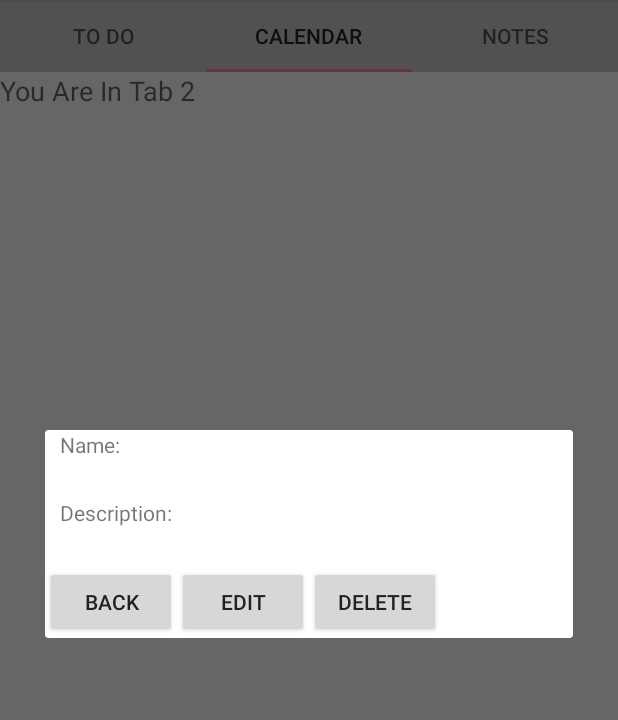
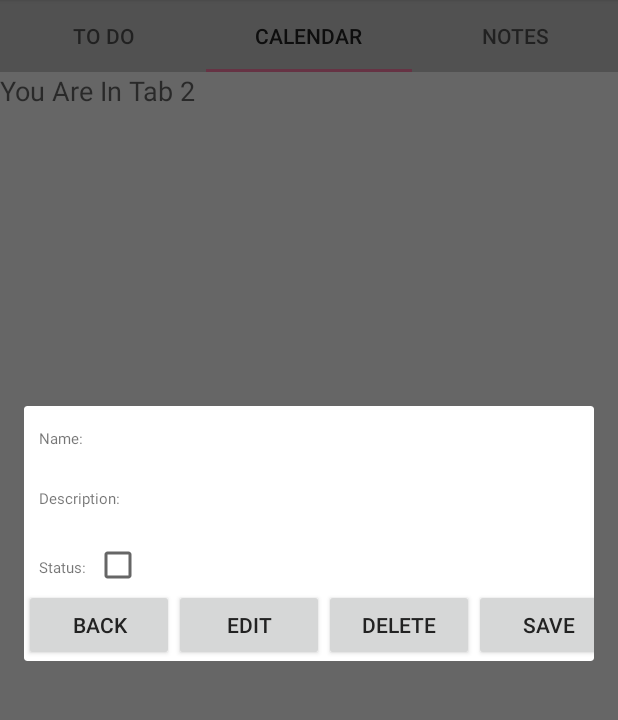
Before and after one commit to moniaS/Organizer, an Android app: the fragment TaskDetailsDialog placed in its activity, tab 2 chosen, on a phone screen of 412 x 824 dp, the part 84-804 px from its top. Run offline under Robolectric (Android 15) with nearby library versions, the phone set to English and light mode, and no system bars; 6 statements that could not run were skipped.

Commit message:
Dodanie możliwości edytowania wpisów, zapisywanie stanu checkboxa dla każdego zadania.

```diff
--- a/app/src/main/java/com/example/android/myapplication/Activity/MainActivity.java
+++ b/app/src/main/java/com/example/android/myapplication/Activity/MainActivity.java
@@ -20,11 +20,11 @@ import com.example.android.myapplication.Adapters.SampleFragmentPagerAdapter;
 
 public class MainActivity extends AppCompatActivity {
 
-    SampleFragmentPagerAdapter mPagerAdapter;
-    TabLayout mTabLayout;
-    ViewPager mViewPager;
-    Fragment tasksFragment;
-    public TaskDetailsDialog taskDetailsDialog;
+    private SampleFragmentPagerAdapter mPagerAdapter;
+    private TabLayout mTabLayout;
+    private ViewPager mViewPager;
+    private TasksFragment tasksFragment;
+    private TaskDetailsDialog taskDetailsDialog;
 
     @Override
     protected void onCreate(Bundle savedInstanceState) {
@@ -66,16 +66,20 @@ public class MainActivity extends AppCompatActivity {
                 Toast.makeText(this, "Settings selected", Toast.LENGTH_SHORT)
                         .show();
                 return true;
+            case R.id.action_clear_tasks:
+                tasksFragment = (TasksFragment) mViewPager.getAdapter().instantiateItem(mViewPager, mViewPager.getCurrentItem());
+                Toast.makeText(this, "Clearing selected", Toast.LENGTH_SHORT)
+                        .show();
+                tasksFragment.clearCompletedTasks();
+            return true;
             default:
                 break;
         }
         return false;
     }
 
-
-
     public void showEditDialog() {
-        tasksFragment = (Fragment) mViewPager.getAdapter().instantiateItem(mViewPager, mViewPager.getCurrentItem());
+        tasksFragment = (TasksFragment) mViewPager.getAdapter().instantiateItem(mViewPager, mViewPager.getCurrentItem());
         FragmentManager fm = getSupportFragmentManager();
         AddTaskDialog addingTaskDialog = new AddTaskDialog();
         addingTaskDialog.setTargetFragment(tasksFragment, 0 );
@@ -83,7 +87,7 @@ public class MainActivity extends AppCompatActivity {
     }
 
     public void showTaskDetailsDialog() {
-        tasksFragment = (Fragment) mViewPager.getAdapter().instantiateItem(mViewPager, mViewPager.getCurrentItem());
+        tasksFragment = (TasksFragment) mViewPager.getAdapter().instantiateItem(mViewPager, mViewPager.getCurrentItem());
         FragmentManager fm = getSupportFragmentManager();
         taskDetailsDialog = new TaskDetailsDialog();
         taskDetailsDialog.setTargetFragment(tasksFragment, 0);
--- a/app/src/main/java/com/example/android/myapplication/Adapters/SampleFragmentPagerAdapter.java
+++ b/app/src/main/java/com/example/android/myapplication/Adapters/SampleFragmentPagerAdapter.java
@@ -12,7 +12,6 @@ import com.example.android.myapplication.Fragments.TasksFragment;
 public class SampleFragmentPagerAdapter extends FragmentStatePagerAdapter {
     final int PAGE_COUNT = 3;
     private String tabTitles[] = new String[] { "To Do", "Calendar", "Notes" };
-    Fragment mCurrentFragment;
     private TasksFragment taskFragment;
     private CalendarFragment calendarFragment;
     private NotesFragment notesFragment;
--- a/app/src/main/java/com/example/android/myapplication/Adapters/TasksAdapter.java
+++ b/app/src/main/java/com/example/android/myapplication/Adapters/TasksAdapter.java
@@ -3,6 +3,7 @@ package com.example.android.myapplication.Adapters;
 import android.app.Activity;
 import android.content.Context;
 import android.graphics.Paint;
+import android.support.v4.app.Fragment;
 import android.view.LayoutInflater;
 import android.view.View;
 import android.view.ViewGroup;
@@ -12,6 +13,7 @@ import android.widget.CompoundButton;
 import android.widget.TextView;
 import android.widget.Toast;
 
+import com.example.android.myapplication.Fragments.TasksFragment;
 import com.example.android.myapplication.ObjectClasses.Task;
 import com.example.android.myapplication.R;
 
@@ -25,63 +27,70 @@ import java.util.List;
 public class TasksAdapter extends ArrayAdapter <Task> {
 
     private Activity context;
-    List <Task> tasks;
-    ViewHolder viewHolder;
-    int isSelected;
+    private View rowView;
+    private List <Task> tasks;
+    private ViewHolder viewHolder;
+    private TasksFragment targetFragment;
 
-    public TasksAdapter(Activity context, List<Task> tasks) {
+    public TasksAdapter(Activity context, List<Task> tasks, TasksFragment fragment) {
         super(context, R.layout.list_to_do_item, tasks);
         this.context = context;
         this.tasks = tasks;
+        this.targetFragment = fragment;
     }
 
     static class ViewHolder {
         protected TextView tv_name;
-       // protected TextView tv_descripiton;
         protected CheckBox checkbox;
     }
     @Override
-    public View getView(int position, View convertView, ViewGroup parent) {
+    public View getView(final int position, View convertView, ViewGroup parent) {
 
-        View rowView = convertView;
+        rowView = convertView;
         if(rowView == null) {
             LayoutInflater layoutInflater = context.getLayoutInflater();
             rowView = layoutInflater.inflate(R.layout.list_to_do_item, null, true);
-            viewHolder = new ViewHolder();
-            viewHolder.tv_name = (TextView) rowView.findViewById(R.id.tv_task_name);
-          //  viewHolder.tv_descripiton = (TextView) rowView.findViewById(R.id.tv_task_description);
-            viewHolder.checkbox = (CheckBox) rowView.findViewById(R.id.cb_task_item);
-            rowView.setTag(viewHolder);
-        } else {
+            createViewHolder();
+        }
+        else {
             viewHolder = (ViewHolder) rowView.getTag();
         }
-        final Task task = tasks.get(position);
-        viewHolder.tv_name.setText(task.getName());
-      //  viewHolder.tv_descripiton.setText(task.getDescription());
-        if(task.isCompleted())
+        setViewHolder(position);
+        return rowView;
+    }
+
+    private void createViewHolder() {
+        viewHolder = new ViewHolder();
+        viewHolder.tv_name = (TextView) rowView.findViewById(R.id.tv_task_name);
+        viewHolder.checkbox = (CheckBox) rowView.findViewById(R.id.cb_task_item);
+        rowView.setTag(viewHolder);
+    }
+    private void setViewHolder(int position) {
+        viewHolder.tv_name.setText(tasks.get(position).getName());
+        setViewHolderCheckbox(position);
+    }
+
+    private void setViewHolderCheckbox(int position) {
+        if(tasks.get(position).isCompleted())
             viewHolder.checkbox.setChecked(true);
         else
             viewHolder.checkbox.setChecked(false);
+        setViewHolderCheckboxListener(position);
+    }
 
+    private void setViewHolderCheckboxListener (final int position) {
         viewHolder.checkbox.setOnCheckedChangeListener(new CompoundButton.OnCheckedChangeListener() {
             @Override
             public void onCheckedChanged(CompoundButton buttonView, boolean isChecked) {
                 if (isChecked) {
-                    task.setCompleted(true);
+                    tasks.get(position).setCompleted(true);
                 }
                 else {
-                    task.setCompleted(false);                }
+                    tasks.get(position).setCompleted(false);
                 }
+
+                targetFragment.updateTask(tasks.get(position));
+            }
         });
-        return rowView;
-    }
-    @Override
-    public boolean areAllItemsEnabled(){
-        return true;
-    }
-
-    @Override
-    public boolean isEnabled(int arg0){
-        return true;
     }
 }
--- a/app/src/main/java/com/example/android/myapplication/Fragments/TaskDetailsDialog.java
+++ b/app/src/main/java/com/example/android/myapplication/Fragments/TaskDetailsDialog.java
@@ -1,11 +1,7 @@
 package com.example.android.myapplication.Fragments;
 
-import android.app.Activity;
-import android.app.DialogFragment;
 import android.content.Context;
-import android.net.Uri;
 import android.os.Bundle;
-import android.app.Fragment;
 import android.view.KeyEvent;
 import android.view.LayoutInflater;
 import android.view.View;
@@ -15,6 +11,7 @@ import android.view.animation.AnimationUtils;
 import android.view.inputmethod.EditorInfo;
 import android.view.inputmethod.InputMethodManager;
 import android.widget.Button;
+import android.widget.CheckBox;
 import android.widget.EditText;
 import android.widget.TextView;
 import android.widget.ViewSwitcher;
@@ -27,26 +24,28 @@ public class TaskDetailsDialog extends android.support.v4.app.DialogFragment imp
 
     private TextView tv_name;
     private TextView tv_description;
+    private TextView tv_status;
     private EditText et_name;
     private EditText et_description;
     private Button btn_back;
     private Button btn_edit;
     private Button btn_delete;
     private Button btn_saveChanges;
+    private CheckBox cb_taskStatus;
     private ViewSwitcher viewSwitcherName;
     private ViewSwitcher viewSwitcherDescription;
     TasksFragment targetFragment;
     View view;
 
     public interface DetailsTaskFragmentListener{
-        void onFinishDetailsTaskDialog(String name, String description);
+        void onFinishDetailsTaskDialog(String name, String description, Boolean completed);
     }
     @Override
     public boolean onEditorAction(TextView v, int actionId, KeyEvent event) {
         if (EditorInfo.IME_ACTION_DONE == actionId) {
             // Return input text to activity
             MainActivity activity = (MainActivity) getActivity();
-            targetFragment.onFinishDetailsTaskDialog(tv_name.getText().toString(), tv_description.getText().toString());
+            targetFragment.onFinishDetailsTaskDialog(tv_name.getText().toString(), tv_description.getText().toString(), cb_taskStatus.isChecked());
             this.dismiss();
             return true;
         }
@@ -57,61 +56,101 @@ public class TaskDetailsDialog extends android.support.v4.app.DialogFragment imp
     public View onCreateView(LayoutInflater inflater, ViewGroup container,
                              Bundle savedInstanceState) {
         view = inflater.inflate(R.layout.fragment_task_details_dialog, container);
-        viewSwitcherName = (ViewSwitcher) view.findViewById(R.id.vs_name);
-        viewSwitcherDescription = (ViewSwitcher) view.findViewById(R.id.vs_description);
+        initViewSwitcher();
         targetFragment = (TasksFragment) getTargetFragment();
-        getDialog().setTitle("Task Details");
-        addButtons();
-        addTextViews();
-        addEditViews();
+        setDialogTitle("@string/details_dialog_title");
+        setUserInterace();
         return view;
     }
 
+    private void initViewSwitcher () {
+        viewSwitcherName = (ViewSwitcher) view.findViewById(R.id.vs_name);
+        viewSwitcherDescription = (ViewSwitcher) view.findViewById(R.id.vs_description);
+    }
+    private void setDialogTitle (String string) {
+        getDialog().setTitle(string);
+    }
+    private void setUserInterace () {
+        addButtons();
+        setTextViews();
+        setEditViews();
+        setCheckbox();
+    }
     private void addButtons() {
-        addBackButton();
-        addEditButton();
-        addDeleteButton();
-        addSaveButton();
+        setBackButton();
+        setEditButton();
+        setDeleteButton();
     }
 
-    private void addBackButton() {
+    private void setBackButton() {
         btn_back = (Button) view.findViewById(R.id.btn_back);
         btn_back.setOnClickListener(new View.OnClickListener() {
             @Override
             public void onClick(View v) {
-                targetFragment.onFinishDetailsTaskDialog(tv_name.getText().toString(), tv_description.getText().toString());
+                targetFragment.onFinishDetailsTaskDialog(tv_name.getText().toString(), tv_description.getText().toString(), cb_taskStatus.isChecked());
                 dismiss();
             }
         });
     }
 
-    private void addEditButton() {
+    private void setEditButton() {
         btn_edit = (Button) view.findViewById(R.id.btn_edit);
         btn_edit.setOnClickListener(new View.OnClickListener() {
             @Override
             public void onClick(View v) {
+                setViewSwitcher();
+                showKeyboardForEdittext();
+                changeDialogViewToEditTaskView();
+            }
+        });
+    }
+    private void setViewSwitcher () {
         new AnimationUtils();
         viewSwitcherName.setAnimation(AnimationUtils.makeInAnimation
                 (getContext(), true));
+    }
 
+    private void showKeyboardForEdittext() {
         EditText et_name = (EditText) viewSwitcherName.getNextView();
-                EditText et_description = (EditText) viewSwitcherDescription.getNextView();
-
-                viewSwitcherName.showNext();
-                viewSwitcherDescription.showNext();
-                et_name.requestFocus();
-                InputMethodManager inputMethodManager = (InputMethodManager) getActivity().getSystemService(Context.INPUT_METHOD_SERVICE);
-                inputMethodManager.showSoftInput(et_name, 1);
+        showKeyboard(et_name);
+    }
+    private void changeDialogViewToEditTaskView() {
+        changeSwitcherViews();
+        changeCheckboxClickableStatus(true);
+        setButtonsVisibilityWhileEditing();
+    }
+    private void showKeyboard(EditText name) {
+        name.requestFocus();
         getDialog().getWindow().setSoftInputMode(
                 WindowManager.LayoutParams.SOFT_INPUT_STATE_VISIBLE);
+    }
+    private void setButtonsVisibilityWhileEditing () {
         btn_edit.setVisibility(View.GONE);
         btn_delete.setVisibility(View.GONE);
+        setSaveButton();
         btn_saveChanges.setVisibility(View.VISIBLE);
+    }
+    private void changeCheckboxClickableStatus(boolean clickable) {
+        cb_taskStatus.setClickable(clickable);
+    }
+    private void setSaveButton() {
+        btn_saveChanges = (Button) view.findViewById(R.id.btn_saveChanges);
+        btn_saveChanges.setVisibility(View.INVISIBLE);
+        btn_saveChanges.setOnClickListener(new View.OnClickListener() {
+            @Override
+            public void onClick(View v) {
+                changeDialogViewAfterEdit();
             }
         });
     }
 
-    private void addDeleteButton() {
+    private void changeDialogViewAfterEdit() {
+        setButtonsVisibility();
+        changeSwitcherViews();
+        setTaskValuesAfterEditing();
+        changeCheckboxClickableStatus(false);
+    }
+    private void setDeleteButton() {
         btn_delete = (Button) view.findViewById(R.id.btn_delete);
         btn_delete.setOnClickListener(new View.OnClickListener() {
             @Override
@@ -122,35 +161,40 @@ public class TaskDetailsDialog extends android.support.v4.app.DialogFragment imp
         });
     }
 
-    private void addSaveButton() {
-        btn_saveChanges = (Button) view.findViewById(R.id.btn_saveChanges);
-        btn_saveChanges.setVisibility(View.INVISIBLE);
-        btn_saveChanges.setOnClickListener(new View.OnClickListener() {
-            @Override
-            public void onClick(View v) {
+    private void setButtonsVisibility() {
         btn_edit.setVisibility(View.VISIBLE);
         btn_delete.setVisibility(View.VISIBLE);
         btn_saveChanges.setVisibility(View.GONE);
+    }
 
+    private void changeSwitcherViews() {
         viewSwitcherName.showNext();
         viewSwitcherDescription.showNext();
+    }
 
+    private void setTaskValuesAfterEditing () {
         tv_name.setText(et_name.getText().toString());
         tv_description.setText(et_description.getText().toString());
-            }
-        });
+        cb_taskStatus.setChecked(cb_taskStatus.isChecked());
     }
 
-    private void addTextViews() {
+    private void setTextViews() {
         tv_name = (TextView) view.findViewById(R.id.tv_edit_name);
         tv_description = (TextView) view.findViewById(R.id.tv_edit_description);
+        tv_status = (TextView) view.findViewById(R.id.tv_edit_status);
         targetFragment.setTextViews(tv_name, tv_description);
     }
 
-    private void addEditViews() {
+    private void setEditViews() {
         et_name = (EditText) view.findViewById(R.id.et_edit_name);
         et_description = (EditText) view.findViewById(R.id.et_edit_description);
         targetFragment.setEditTexts(et_name, et_description);
+    }
+
+    private void setCheckbox () {
+        cb_taskStatus = (CheckBox) view.findViewById(R.id.cb_task_status);
+        cb_taskStatus.setClickable(false);
+        targetFragment.setCheckbox(cb_taskStatus);
     }
 
     public Task getTask(){
--- a/app/src/main/res/layout/dialog_add_task.xml
+++ b/app/src/main/res/layout/dialog_add_task.xml
@@ -43,12 +43,14 @@
             android:id="@+id/btn_saveTask"
             android:layout_width="wrap_content"
             android:layout_height="wrap_content"
+            android:layout_gravity="left"
             android:text="Save"/>
 
         <Button
             android:id="@+id/btn_cancel"
             android:layout_width="wrap_content"
             android:layout_height="wrap_content"
+            android:layout_gravity="right"
             android:text="Cancel"/>
 
     </GridLayout>
--- a/app/src/main/res/layout/fragment_task_details_dialog.xml
+++ b/app/src/main/res/layout/fragment_task_details_dialog.xml
@@ -16,22 +16,30 @@
             android:layout_width="wrap_content"
             android:layout_height="wrap_content"
             android:layout_marginLeft="10dp"
-            android:text="Name: " />
+            android:layout_marginTop="10dp"
+            android:text="Name: "
+            android:textSize="10sp"/>
 
         <ViewSwitcher
-            android:id="@+id/vs_name" >
+            android:id="@+id/vs_name"
+            android:layout_marginTop="10dp" >
 
             <TextView
                 android:id="@+id/tv_edit_name"
-                android:layout_width="match_parent"
+                android:layout_width="250dp"
                 android:layout_height="wrap_content"
                 android:layout_marginLeft="10dp"
-                />
+                android:layout_marginRight="10dp"
+                android:textSize="14sp" />
             <EditText
 
                 android:id="@+id/et_edit_name"
-                android:layout_width="wrap_content"
-                android:layout_height="wrap_content" />
+                android:layout_width="250dp"
+                android:layout_height="wrap_content"
+                android:layout_marginLeft="10dp"
+                android:layout_marginRight="10dp"
+                android:textSize="14sp"
+                android:inputType="text" />
 
         </ViewSwitcher>
 
@@ -46,7 +54,8 @@
             android:layout_width="wrap_content"
             android:layout_height="wrap_content"
             android:layout_marginLeft="10dp"
-            android:text="Description: " />
+            android:text="Description: "
+            android:textSize="10sp"/>
 
         <ViewSwitcher
             android:id="@+id/vs_description" >
@@ -54,12 +63,15 @@
                 android:id="@+id/tv_edit_description"
                 android:layout_width="wrap_content"
                 android:layout_height="wrap_content"
-                android:layout_marginLeft="10dp" />
+                android:layout_marginLeft="10dp"
+                android:textSize="14sp" />
 
             <EditText
                 android:id="@+id/et_edit_description"
-                android:layout_width="match_parent"
-                android:layout_height="wrap_content" />
+                android:layout_width="250dp"
+                android:layout_height="wrap_content"
+                android:textSize="14sp"
+                android:inputType="text" />
 
         </ViewSwitcher>
 
@@ -68,34 +80,57 @@
     <GridLayout
         android:layout_width="match_parent"
         android:layout_height="wrap_content">
+
+        <TextView
+            android:id="@+id/tv_edit_status"
+            android:layout_width="wrap_content"
+            android:layout_height="wrap_content"
+            android:layout_marginLeft="10dp"
+            android:textSize="10sp"
+            android:text="Status: "/>
+
+        <CheckBox
+            android:id="@+id/cb_task_status"
+            android:layout_width="wrap_content"
+            android:layout_height="wrap_content"
+            android:layout_alignParentRight="true"
+            android:layout_marginLeft="4px"
+            android:layout_marginRight="10px"
+            android:focusable="false" >
+        </CheckBox>
+
+    </GridLayout>
+
+    <GridLayout
+        android:layout_width="match_parent"
+        android:layout_height="wrap_content">
         <Button
             android:id="@+id/btn_back"
-            android:layout_width="wrap_content"
+            android:layout_width="100dp"
             android:layout_height="wrap_content"
             android:layout_gravity="left"
             android:text="BACK"/>
 
         <Button
             android:id="@+id/btn_edit"
-            android:layout_width="wrap_content"
+            android:layout_width="100dp"
             android:layout_height="wrap_content"
             android:layout_gravity="center"
             android:text="EDIT" />
 
         <Button
             android:id="@+id/btn_delete"
-            android:layout_width="wrap_content"
+            android:layout_width="100dp"
             android:layout_height="wrap_content"
             android:layout_gravity="right"
             android:text="DELETE"/>
 
         <Button
             android:id="@+id/btn_saveChanges"
-            android:layout_width="wrap_content"
+            android:layout_width="100dp"
             android:layout_height="wrap_content"
             android:layout_gravity="right"
             android:text="SAVE"/>
-
     </GridLayout>
 
 </LinearLayout>
--- a/app/src/main/res/layout/list_to_do_item.xml
+++ b/app/src/main/res/layout/list_to_do_item.xml
@@ -5,11 +5,10 @@
 
     <TextView
         android:id="@+id/tv_task_name"
-        android:layout_width="wrap_content"
+        android:layout_width="270dp"
         android:layout_height="wrap_content"
         android:layout_marginLeft="10dp"
         android:layout_marginTop="10dp"
-        android:text="@+id/label"
         android:textSize="25px"
         android:focusable="false" >
     </TextView>
@@ -18,10 +17,11 @@
         android:id="@+id/cb_task_item"
         android:layout_width="wrap_content"
         android:layout_height="wrap_content"
+        android:layout_centerInParent="true"
         android:layout_alignParentRight="true"
         android:layout_marginLeft="4px"
         android:layout_marginRight="10px"
-        android:focusable="false">
+        android:focusable="false" >
     </CheckBox>
 
 </RelativeLayout>
--- a/app/src/main/res/menu/menu_main.xml
+++ b/app/src/main/res/menu/menu_main.xml
@@ -11,4 +11,8 @@
     <item android:id="@+id/action_settings"
         android:title="@string/action_settings"
         app:showAsAction="never"/>
+
+    <item android:id="@+id/action_clear_tasks"
+        android:title="@string/action_clear_completed_tasks"
+        app:showAsAction="never"/>
 </menu>
--- a/app/src/main/res/values/strings.xml
+++ b/app/src/main/res/values/strings.xml
@@ -1,6 +1,7 @@
 <resources>
 <string name="app_name">MyOrganizer</string>
 <string name="action_settings">Settings</string>
+<string name="action_clear_completed_tasks">Clear Completed Tasks</string>
 <string name="action_search">Search</string>
 <string name="drawer_open">Open</string>
 <string name="drawer_close">Close</string>
@@ -8,6 +9,7 @@
 <string name="nav_item_toDo">To do</string>
 <string name="nav_item_calendar">Calendar</string>
 <string name="nav_item_notes">Notes</string>
+    <string name="details_dialog_title">Task Details</string>
 
     <!-- navigation drawer item labels  -->
 <string-array name="nav_drawer_labels">
```
Also changed, not shown: app/src/main/java/com/example/android/myapplication/Fragments/AddTaskDialog.java (+1 -6 lines), app/src/main/java/com/example/android/myapplication/Fragments/DetailsTaskListItemDialog.java (deleted, +0 -18 lines), app/src/main/java/com/example/android/myapplication/Fragments/TasksFragment.java (+21 -4 lines), app/src/main/res/layout/fragment_details_task_list_item.xml (deleted, +0 -10 lines), 1 other file. Lines whose indentation alone changed are shown as unchanged.
